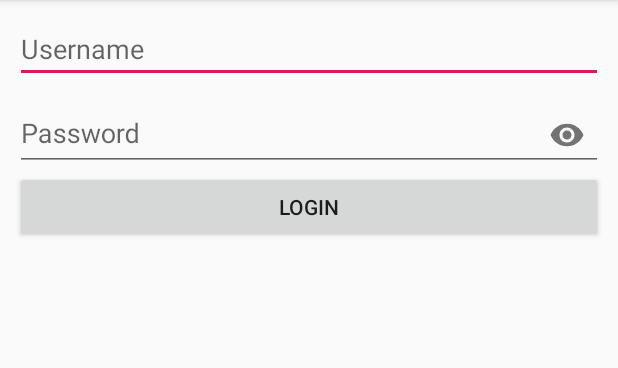
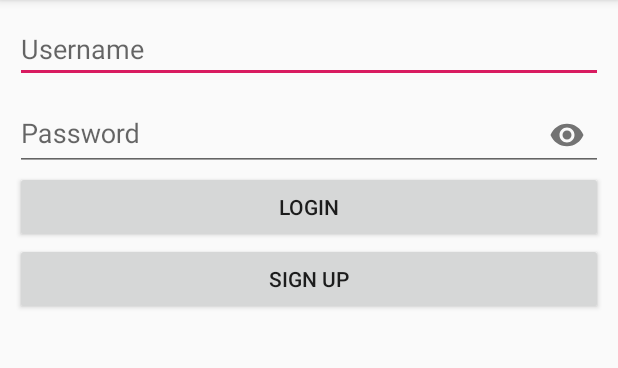
Before and after one commit to kevin07696/ParseInstagram, an Android app: the screen it shows after launch (LoginActivity), on a phone screen of 412 x 824 dp, the part 84-452 px from its top. Run offline under Robolectric (Android 15) with nearby library versions, the phone set to English and light mode, and no system bars; libraries missing offline, so code that uses them is left out: com.parse; 4 statements that could not run were skipped.

```diff
--- a/app/src/main/res/layout/activity_login.xml
+++ b/app/src/main/res/layout/activity_login.xml
@@ -37,4 +37,10 @@
         android:layout_height="wrap_content"
         android:text="@string/login" />
 
+    <Button
+        android:id="@+id/btnSignup"
+        android:layout_width="match_parent"
+        android:layout_height="wrap_content"
+        android:text="Sign Up" />
+
 </LinearLayout>
--- a/app/src/main/res/layout/activity_main.xml
+++ b/app/src/main/res/layout/activity_main.xml
@@ -34,4 +34,10 @@
         android:layout_width="match_parent"
         android:layout_height="wrap_content"
         android:text="Submit" />
+
+    <Button
+        android:id="@+id/btnLogout"
+        android:layout_width="match_parent"
+        android:layout_height="wrap_content"
+        android:text="Logout" />
 </LinearLayout>
```
Also changed, not shown: app/src/main/java/com/example/parseinstagram/LoginActivity.java (+33 -0 lines), app/src/main/java/com/example/parseinstagram/MainActivity.java (+18 -0 lines).
